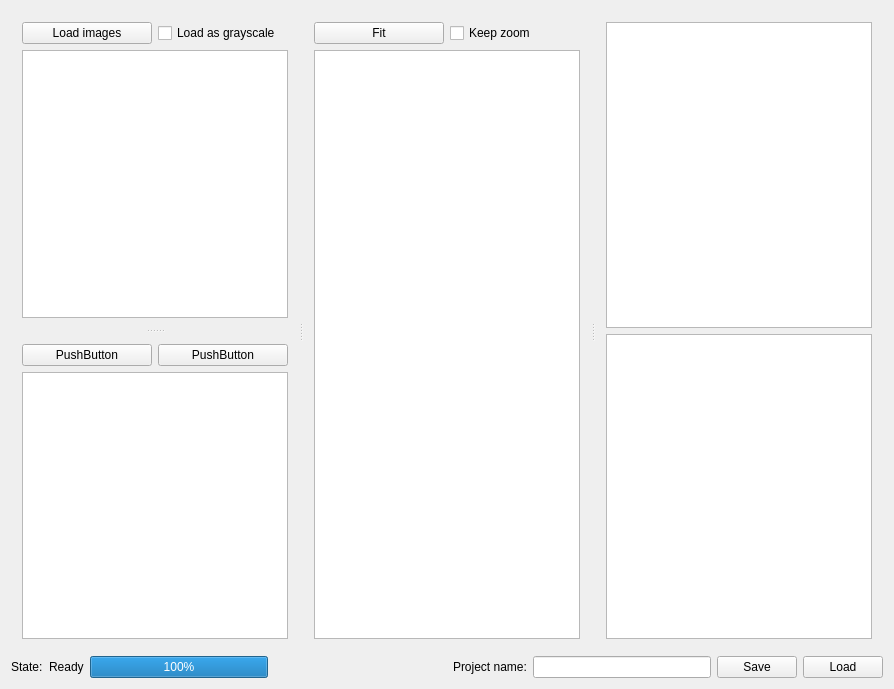
First picture: the form in qwe/main_page.ui, repository alifuk/qwe, before the edit.
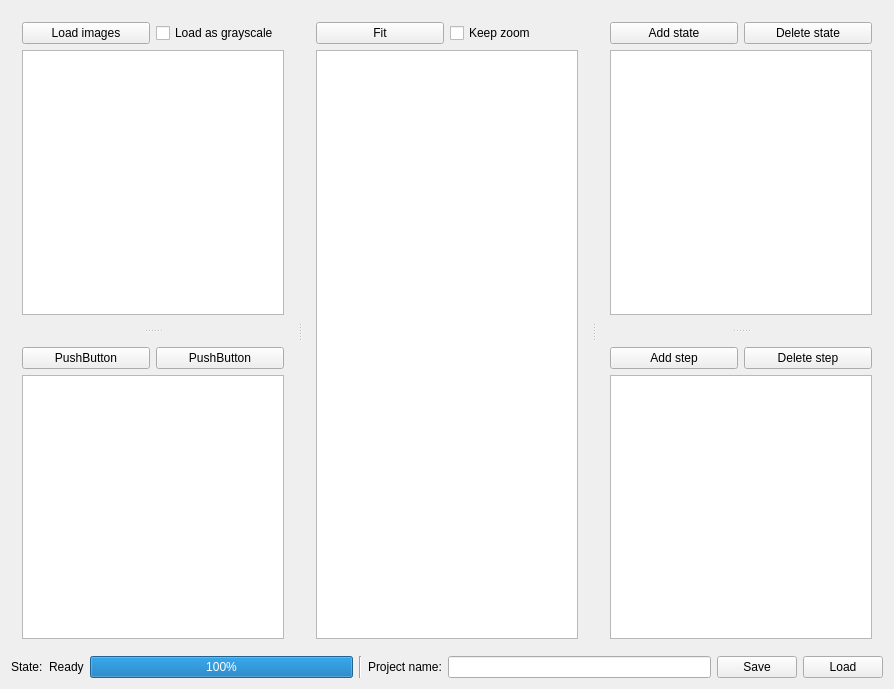
Second picture: the form after the edit.

```diff
--- a/qwe/main_page.ui
+++ b/qwe/main_page.ui
@@ -16,16 +16,31 @@
   <widget class="QWidget" name="centralWidget">
    <layout class="QGridLayout" name="gridLayout">
     <item row="0" column="0">
-     <layout class="QVBoxLayout" name="verticalLayout_4">
+     <layout class="QVBoxLayout" name="verticalLayout_5">
       <item>
-       <widget class="QSplitter" name="splitter_2">
+       <widget class="QSplitter" name="splitter_3">
         <property name="orientation">
          <enum>Qt::Horizontal</enum>
         </property>
+        <property name="opaqueResize">
+         <bool>true</bool>
+        </property>
+        <property name="handleWidth">
+         <number>10</number>
+        </property>
+        <property name="childrenCollapsible">
+         <bool>false</bool>
+        </property>
         <widget class="QSplitter" name="splitter">
          <property name="orientation">
           <enum>Qt::Vertical</enum>
          </property>
+         <property name="handleWidth">
+          <number>10</number>
+         </property>
+         <property name="childrenCollapsible">
+          <bool>false</bool>
+         </property>
          <widget class="QWidget" name="layoutWidget">
           <layout class="QVBoxLayout" name="verticalLayout">
            <item>
@@ -102,15 +117,66 @@
           </item>
          </layout>
         </widget>
-        <widget class="QWidget" name="verticalLayoutWidget_2">
-         <layout class="QVBoxLayout" name="verticalLayout_2">
-          <item>
-           <widget class="QListWidget" name="listWidget_4"/>
-          </item>
-          <item>
-           <widget class="QListWidget" name="listWidget_3"/>
-          </item>
-         </layout>
+        <widget class="QSplitter" name="splitter_2">
+         <property name="orientation">
+          <enum>Qt::Vertical</enum>
+         </property>
+         <property name="handleWidth">
+          <number>10</number>
+         </property>
+         <property name="childrenCollapsible">
+          <bool>false</bool>
+         </property>
+         <widget class="QWidget" name="">
+          <layout class="QVBoxLayout" name="verticalLayout_4">
+           <item>
+            <layout class="QHBoxLayout" name="horizontalLayout_5">
+             <item>
+              <widget class="QPushButton" name="btn_add_state">
+               <property name="text">
+                <string>Add state</string>
+               </property>
+              </widget>
+             </item>
+             <item>
+              <widget class="QPushButton" name="btn_delete_state">
+               <property name="text">
+                <string>Delete state</string>
+               </property>
+              </widget>
+             </item>
+            </layout>
+           </item>
+           <item>
+            <widget class="QListWidget" name="listWidget_4"/>
+           </item>
+          </layout>
+         </widget>
+         <widget class="QWidget" name="">
+          <layout class="QVBoxLayout" name="verticalLayout_2">
+           <item>
+            <layout class="QHBoxLayout" name="horizontalLayout_6">
+             <item>
+              <widget class="QPushButton" name="btn_add_step">
+               <property name="text">
+                <string>Add step</string>
+               </property>
+              </widget>
+             </item>
+             <item>
+              <widget class="QPushButton" name="btn_delete_state_2">
+               <property name="text">
+                <string>Delete step</string>
+               </property>
+              </widget>
+             </item>
+            </layout>
+           </item>
+           <item>
+            <widget class="QListWidget" name="listWidget_3"/>
+           </item>
+          </layout>
+         </widget>
         </widget>
        </widget>
       </item>
@@ -138,17 +204,11 @@
          </widget>
         </item>
         <item>
-         <spacer name="horizontalSpacer">
+         <widget class="Line" name="line">
           <property name="orientation">
-           <enum>Qt::Horizontal</enum>
+           <enum>Qt::Vertical</enum>
           </property>
-          <property name="sizeHint" stdset="0">
-           <size>
-            <width>40</width>
-            <height>20</height>
-           </size>
-          </property>
-         </spacer>
+         </widget>
         </item>
         <item>
          <widget class="QLabel" name="lbl_p_name">
```
Left out of the diff: 4 changed lines with no effect on the pictures.
